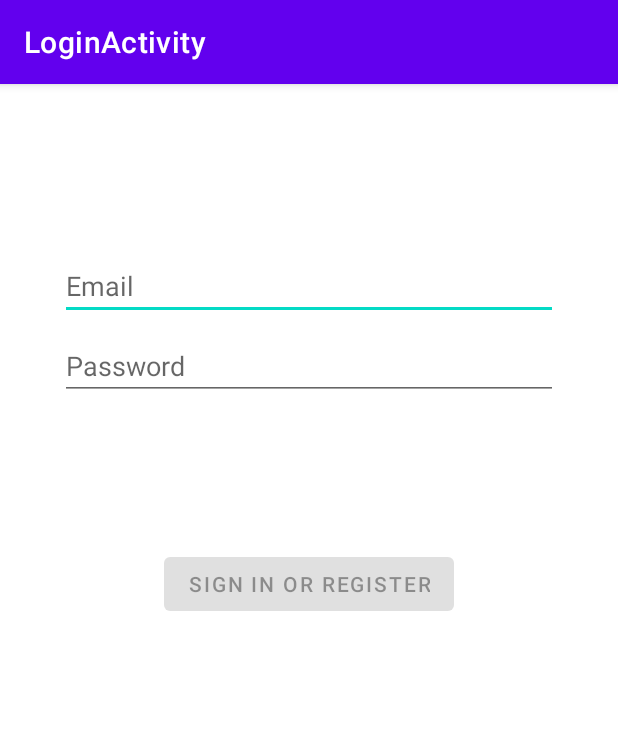
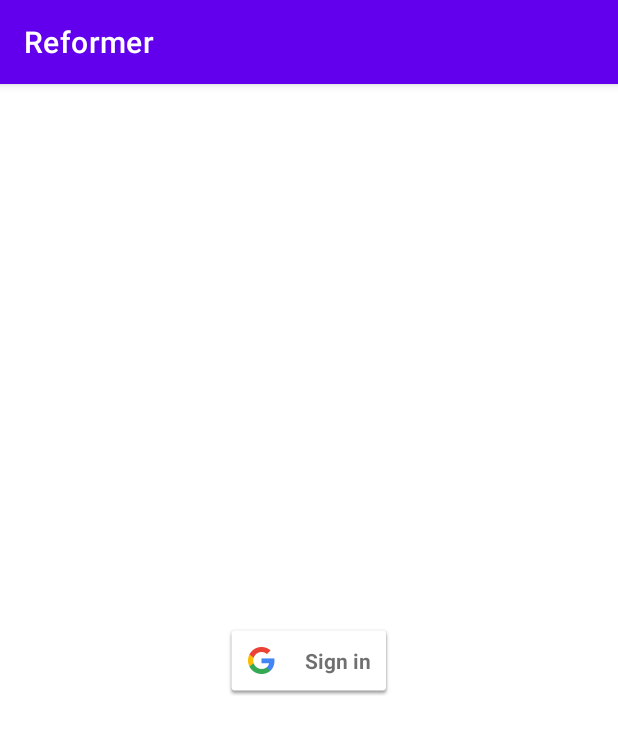
Before and after one commit to akshit-1729/Reformer, an Android app: the screen it shows after launch (LoginActivity before the commit, MainActivity after it), on a phone screen of 412 x 824 dp. Shown: the top 734 px of the screen. Run offline under Robolectric (Android 15) with nearby library versions, the phone set to English and light mode, and no system bars.

Commit message:
Added Things

```diff
--- a/app/build.gradle
+++ b/app/build.gradle
@@ -43,6 +43,7 @@ dependencies {
     implementation 'com.google.firebase:firebase-auth'
     implementation 'com.google.android.gms:play-services-auth:19.0.0'
     testImplementation 'junit:junit:4.+'
+
     androidTestImplementation 'androidx.test.ext:junit:1.1.2'
     androidTestImplementation 'androidx.test.espresso:espresso-core:3.3.0'
 }
--- a/app/src/main/AndroidManifest.xml
+++ b/app/src/main/AndroidManifest.xml
@@ -9,9 +9,7 @@
         android:roundIcon="@mipmap/ic_launcher_round"
         android:supportsRtl="true"
         android:theme="@style/Theme.Reformer">
-        <activity
-            android:name=".ui.login.LoginActivity"
-            android:label="@string/title_activity_login">
+        <activity android:name=".MainActivity">
             <intent-filter>
                 <action android:name="android.intent.action.MAIN" />
 
--- /dev/null
+++ b/app/src/main/java/com/example/reformer/MainActivity.java
@@ -0,0 +1,99 @@
+package com.example.reformer;
+
+import androidx.appcompat.app.AppCompatActivity;
+
+import android.content.Intent;
+import android.os.Bundle;
+import android.util.Log;
+import android.view.View;
+
+import com.google.android.gms.auth.api.identity.SignInClient;
+import com.google.android.gms.auth.api.signin.GoogleSignIn;
+import com.google.android.gms.auth.api.signin.GoogleSignInAccount;
+import com.google.android.gms.auth.api.signin.GoogleSignInClient;
+import com.google.android.gms.auth.api.signin.GoogleSignInOptions;
+import com.google.android.gms.common.SignInButton;
+import com.google.android.gms.common.api.ApiException;
+import com.google.android.gms.tasks.Task;
+
+public class MainActivity extends AppCompatActivity {
+
+    private static final int RC_SIGN_IN = 0;
+    private static final String TAG = "akshit";
+    private Object View;
+    GoogleSignInClient mGoogleSignInClient;
+
+    @Override
+    protected void onCreate(Bundle savedInstanceState) {
+        super.onCreate(savedInstanceState);
+        setContentView(R.layout.activity_main);
+
+        // Configure sign-in to request the user's ID, email address, and basic
+        // profile. ID and basic profile are included in DEFAULT_SIGN_IN.
+        GoogleSignInOptions gso = new GoogleSignInOptions.Builder(GoogleSignInOptions.DEFAULT_SIGN_IN)
+                .requestEmail()
+                .build();
+        mGoogleSignInClient = GoogleSignIn.getClient(this, gso);
+
+// Check for existing Google Sign In account, if the user is already signed in
+// the GoogleSignInAccount will be non-null.
+        GoogleSignInAccount account = GoogleSignIn.getLastSignedInAccount(this);
+//        updateUI(account);
+
+        // Set the dimensions of the sign-in button.
+        SignInButton signInButton = findViewById(R.id.sign_in_button);
+        signInButton.setSize(SignInButton.SIZE_STANDARD);
+
+//        findViewById(R.id.sign_in_button).setOnClickListener(() this);
+//        findViewById(R.id.sign_in_button).setOnClickListener(this);
+
+        signInButton.setOnClickListener( new View.OnClickListener() {
+            @Override
+            public void onClick(android.view.View v) {
+                switch (v.getId()) {
+                    case R.id.sign_in_button:
+                        signIn();
+                        break;
+                    // ...
+                }
+            }
+        });
+    }
+
+
+
+    private void signIn() {
+//        GoogleSignInClient mGoogleSignInClient = null;
+//        GoogleSignInClient mGoogleSignInClient;
+        Intent signInIntent = mGoogleSignInClient.getSignInIntent();
+        startActivityForResult(signInIntent, RC_SIGN_IN);
+    }
+
+    @Override
+    public void onActivityResult(int requestCode, int resultCode, Intent data) {
+        super.onActivityResult(requestCode, resultCode, data);
+
+        // Result returned from launching the Intent from GoogleSignInClient.getSignInIntent(...);
+        if (requestCode == RC_SIGN_IN) {
+            // The Task returned from this call is always completed, no need to attach
+            // a listener.
+            Task<GoogleSignInAccount> task = GoogleSignIn.getSignedInAccountFromIntent(data);
+            handleSignInResult(task);
+        }
+    }
+
+    private void handleSignInResult(Task<GoogleSignInAccount> completedTask) {
+        try {
+            GoogleSignInAccount account = completedTask.getResult(ApiException.class);
+
+            // Signed in successfully, show authenticated UI.
+//            updateUI(account);
+        } catch (ApiException e) {
+            // The ApiException status code indicates the detailed failure reason.
+            // Please refer to the GoogleSignInStatusCodes class reference for more information.
+            Log.w(TAG, "signInResult:failed code=" + e.getStatusCode());
+//            updateUI(null);
+        }
+    }
+
+}
--- a/app/src/main/java/com/example/reformer/data/LoginRepository.java
+++ /dev/null
@@ -1,54 +0,0 @@
-package com.example.reformer.data;
-
-import com.example.reformer.data.model.LoggedInUser;
-
-/**
- * Class that requests authentication and user information from the remote data source and
- * maintains an in-memory cache of login status and user credentials information.
- */
-public class LoginRepository {
-
-    private static volatile LoginRepository instance;
-
-    private LoginDataSource dataSource;
-
-    // If user credentials will be cached in local storage, it is recommended it be encrypted
-    // @see https://developer.android.com/training/articles/keystore
-    private LoggedInUser user = null;
-
-    // private constructor : singleton access
-    private LoginRepository(LoginDataSource dataSource) {
-        this.dataSource = dataSource;
-    }
-
-    public static LoginRepository getInstance(LoginDataSource dataSource) {
-        if (instance == null) {
-            instance = new LoginRepository(dataSource);
-        }
-        return instance;
-    }
-
-    public boolean isLoggedIn() {
-        return user != null;
-    }
-
-    public void logout() {
-        user = null;
-        dataSource.logout();
-    }
-
-    private void setLoggedInUser(LoggedInUser user) {
-        this.user = user;
-        // If user credentials will be cached in local storage, it is recommended it be encrypted
-        // @see https://developer.android.com/training/articles/keystore
-    }
-
-    public Result<LoggedInUser> login(String username, String password) {
-        // handle login
-        Result<LoggedInUser> result = dataSource.login(username, password);
-        if (result instanceof Result.Success) {
-            setLoggedInUser(((Result.Success<LoggedInUser>) result).getData());
-        }
-        return result;
-    }
-}
--- a/app/src/main/java/com/example/reformer/ui/login/LoginActivity.java
+++ /dev/null
@@ -1,132 +0,0 @@
-package com.example.reformer.ui.login;
-
-import android.app.Activity;
-
-import androidx.lifecycle.Observer;
-import androidx.lifecycle.ViewModelProvider;
-
-import android.os.Bundle;
-
-import androidx.annotation.Nullable;
-import androidx.annotation.StringRes;
-import androidx.appcompat.app.AppCompatActivity;
-
-import android.text.Editable;
-import android.text.TextWatcher;
-import android.view.KeyEvent;
-import android.view.View;
-import android.view.inputmethod.EditorInfo;
-import android.widget.Button;
-import android.widget.EditText;
-import android.widget.ProgressBar;
-import android.widget.TextView;
-import android.widget.Toast;
-
-import com.example.reformer.R;
-import com.example.reformer.ui.login.LoginViewModel;
-import com.example.reformer.ui.login.LoginViewModelFactory;
-
-public class LoginActivity extends AppCompatActivity {
-
-    private LoginViewModel loginViewModel;
-
-    @Override
-    public void onCreate(Bundle savedInstanceState) {
-        //hello
-        super.onCreate(savedInstanceState);
-        setContentView(R.layout.activity_login);
-        loginViewModel = new ViewModelProvider(this, new LoginViewModelFactory())
-                .get(LoginViewModel.class);
-
-        final EditText usernameEditText = findViewById(R.id.username);
-        final EditText passwordEditText = findViewById(R.id.password);
-        final Button loginButton = findViewById(R.id.login);
-        final ProgressBar loadingProgressBar = findViewById(R.id.loading);
-
-        loginViewModel.getLoginFormState().observe(this, new Observer<LoginFormState>() {
-            @Override
-            public void onChanged(@Nullable LoginFormState loginFormState) {
-                if (loginFormState == null) {
-                    return;
-                }
-                loginButton.setEnabled(loginFormState.isDataValid());
-                if (loginFormState.getUsernameError() != null) {
-                    usernameEditText.setError(getString(loginFormState.getUsernameError()));
-                }
-                if (loginFormState.getPasswordError() != null) {
-                    passwordEditText.setError(getString(loginFormState.getPasswordError()));
-                }
-            }
-        });
-
-        loginViewModel.getLoginResult().observe(this, new Observer<LoginResult>() {
-            @Override
-            public void onChanged(@Nullable LoginResult loginResult) {
-                if (loginResult == null) {
-                    return;
-                }
-                loadingProgressBar.setVisibility(View.GONE);
-                if (loginResult.getError() != null) {
-                    showLoginFailed(loginResult.getError());
-                }
-                if (loginResult.getSuccess() != null) {
-                    updateUiWithUser(loginResult.getSuccess());
-                }
-                setResult(Activity.RESULT_OK);
-
-                //Complete and destroy login activity once successful
-                finish();
-            }
-        });
-
-        TextWatcher afterTextChangedListener = new TextWatcher() {
-            @Override
-            public void beforeTextChanged(CharSequence s, int start, int count, int after) {
-                // ignore
-            }
-
-            @Override
-            public void onTextChanged(CharSequence s, int start, int before, int count) {
-                // ignore
-            }
-
-            @Override
-            public void afterTextChanged(Editable s) {
-                loginViewModel.loginDataChanged(usernameEditText.getText().toString(),
-                        passwordEditText.getText().toString());
-            }
-        };
-        usernameEditText.addTextChangedListener(afterTextChangedListener);
-        passwordEditText.addTextChangedListener(afterTextChangedListener);
-        passwordEditText.setOnEditorActionListener(new TextView.OnEditorActionListener() {
-
-            @Override
-            public boolean onEditorAction(TextView v, int actionId, KeyEvent event) {
-                if (actionId == EditorInfo.IME_ACTION_DONE) {
-                    loginViewModel.login(usernameEditText.getText().toString(),
-                            passwordEditText.getText().toString());
-                }
-                return false;
-            }
-        });
-
-        loginButton.setOnClickListener(new View.OnClickListener() {
-            @Override
-            public void onClick(View v) {
-                loadingProgressBar.setVisibility(View.VISIBLE);
-                loginViewModel.login(usernameEditText.getText().toString(),
-                        passwordEditText.getText().toString());
-            }
-        });
-    }
-
-    private void updateUiWithUser(LoggedInUserView model) {
-        String welcome = getString(R.string.welcome) + model.getDisplayName();
-        // TODO : initiate successful logged in experience
-        Toast.makeText(getApplicationContext(), welcome, Toast.LENGTH_LONG).show();
-    }
-
-    private void showLoginFailed(@StringRes Integer errorString) {
-        Toast.makeText(getApplicationContext(), errorString, Toast.LENGTH_SHORT).show();
-    }
-}
--- a/app/src/main/java/com/example/reformer/ui/login/LoginViewModel.java
+++ /dev/null
@@ -1,70 +0,0 @@
-package com.example.reformer.ui.login;
-
-import androidx.lifecycle.LiveData;
-import androidx.lifecycle.MutableLiveData;
-import androidx.lifecycle.ViewModel;
-
-import android.util.Patterns;
-
-import com.example.reformer.data.LoginRepository;
-import com.example.reformer.data.Result;
-import com.example.reformer.data.model.LoggedInUser;
-import com.example.reformer.R;
-
-public class LoginViewModel extends ViewModel {
-
-    private MutableLiveData<LoginFormState> loginFormState = new MutableLiveData<>();
-    private MutableLiveData<LoginResult> loginResult = new MutableLiveData<>();
-    private LoginRepository loginRepository;
-
-    LoginViewModel(LoginRepository loginRepository) {
-        this.loginRepository = loginRepository;
-    }
-
-    LiveData<LoginFormState> getLoginFormState() {
-        return loginFormState;
-    }
-
-    LiveData<LoginResult> getLoginResult() {
-        return loginResult;
-    }
-
-    public void login(String username, String password) {
-        // can be launched in a separate asynchronous job
-        Result<LoggedInUser> result = loginRepository.login(username, password);
-
-        if (result instanceof Result.Success) {
-            LoggedInUser data = ((Result.Success<LoggedInUser>) result).getData();
-            loginResult.setValue(new LoginResult(new LoggedInUserView(data.getDisplayName())));
-        } else {
-            loginResult.setValue(new LoginResult(R.string.login_failed));
-        }
-    }
-
-    public void loginDataChanged(String username, String password) {
-        if (!isUserNameValid(username)) {
-            loginFormState.setValue(new LoginFormState(R.string.invalid_username, null));
-        } else if (!isPasswordValid(password)) {
-            loginFormState.setValue(new LoginFormState(null, R.string.invalid_password));
-        } else {
-            loginFormState.setValue(new LoginFormState(true));
-        }
-    }
-
-    // A placeholder username validation check
-    private boolean isUserNameValid(String username) {
-        if (username == null) {
-            return false;
-        }
-        if (username.contains("@")) {
-            return Patterns.EMAIL_ADDRESS.matcher(username).matches();
-        } else {
-            return !username.trim().isEmpty();
-        }
-    }
-
-    // A placeholder password validation check
-    private boolean isPasswordValid(String password) {
-        return password != null && password.trim().length() > 5;
-    }
-}
--- a/app/src/main/java/com/example/reformer/ui/login/LoginViewModelFactory.java
+++ /dev/null
@@ -1,26 +0,0 @@
-package com.example.reformer.ui.login;
-
-import androidx.lifecycle.ViewModel;
-import androidx.lifecycle.ViewModelProvider;
-import androidx.annotation.NonNull;
-
-import com.example.reformer.data.LoginDataSource;
-import com.example.reformer.data.LoginRepository;
-
-/**
- * ViewModel provider factory to instantiate LoginViewModel.
- * Required given LoginViewModel has a non-empty constructor
- */
-public class LoginViewModelFactory implements ViewModelProvider.Factory {
-
-    @NonNull
-    @Override
-    @SuppressWarnings("unchecked")
-    public <T extends ViewModel> T create(@NonNull Class<T> modelClass) {
-        if (modelClass.isAssignableFrom(LoginViewModel.class)) {
-            return (T) new LoginViewModel(LoginRepository.getInstance(new LoginDataSource()));
-        } else {
-            throw new IllegalArgumentException("Unknown ViewModel class");
-        }
-    }
-}
--- a/app/src/main/res/layout/activity_login.xml
+++ /dev/null
@@ -1,76 +0,0 @@
-<?xml version="1.0" encoding="utf-8"?>
-<androidx.constraintlayout.widget.ConstraintLayout xmlns:android="http://schemas.android.com/apk/res/android"
-    xmlns:app="http://schemas.android.com/apk/res-auto"
-    xmlns:tools="http://schemas.android.com/tools"
-    android:id="@+id/container"
-    android:layout_width="match_parent"
-    android:layout_height="match_parent"
-    android:paddingLeft="@dimen/activity_horizontal_margin"
-    android:paddingTop="@dimen/activity_vertical_margin"
-    android:paddingRight="@dimen/activity_horizontal_margin"
-    android:paddingBottom="@dimen/activity_vertical_margin"
-    tools:context=".ui.login.LoginActivity">
-
-    <EditText
-        android:id="@+id/username"
-        android:layout_width="0dp"
-        android:layout_height="wrap_content"
-        android:layout_marginStart="24dp"
-        android:layout_marginTop="96dp"
-        android:layout_marginEnd="24dp"
-        android:hint="@string/prompt_email"
-        android:inputType="textEmailAddress"
-        android:selectAllOnFocus="true"
-        app:layout_constraintEnd_toEndOf="parent"
-        app:layout_constraintStart_toStartOf="parent"
-        app:layout_constraintTop_toTopOf="parent" />
-
-    <EditText
-        android:id="@+id/password"
-        android:layout_width="0dp"
-        android:layout_height="wrap_content"
-        android:layout_marginStart="24dp"
-        android:layout_marginTop="8dp"
-        android:layout_marginEnd="24dp"
-        android:hint="@string/prompt_password"
-        android:imeActionLabel="@string/action_sign_in_short"
-        android:imeOptions="actionDone"
-        android:inputType="textPassword"
-        android:selectAllOnFocus="true"
-        app:layout_constraintEnd_toEndOf="parent"
-        app:layout_constraintStart_toStartOf="parent"
-        app:layout_constraintTop_toBottomOf="@+id/username" />
-
-    <Button
-        android:id="@+id/login"
-        android:layout_width="wrap_content"
-        android:layout_height="wrap_content"
-        android:layout_gravity="start"
-        android:layout_marginStart="48dp"
-        android:layout_marginTop="16dp"
-        android:layout_marginEnd="48dp"
-        android:layout_marginBottom="64dp"
-        android:enabled="false"
-        android:text="@string/action_sign_in"
-        app:layout_constraintBottom_toBottomOf="parent"
-        app:layout_constraintEnd_toEndOf="parent"
-        app:layout_constraintStart_toStartOf="parent"
-        app:layout_constraintTop_toBottomOf="@+id/password"
-        app:layout_constraintVertical_bias="0.2" />
-
-    <ProgressBar
-        android:id="@+id/loading"
-        android:layout_width="wrap_content"
-        android:layout_height="wrap_content"
-        android:layout_gravity="center"
-        android:layout_marginStart="32dp"
-        android:layout_marginTop="64dp"
-        android:layout_marginEnd="32dp"
-        android:layout_marginBottom="64dp"
-        android:visibility="gone"
-        app:layout_constraintBottom_toBottomOf="parent"
-        app:layout_constraintEnd_toEndOf="@+id/password"
-        app:layout_constraintStart_toStartOf="@+id/password"
-        app:layout_constraintTop_toTopOf="parent"
-        app:layout_constraintVertical_bias="0.3" />
-</androidx.constraintlayout.widget.ConstraintLayout>
--- /dev/null
+++ b/app/src/main/res/layout/activity_main.xml
@@ -0,0 +1,18 @@
+<?xml version="1.0" encoding="utf-8"?>
+<androidx.constraintlayout.widget.ConstraintLayout xmlns:android="http://schemas.android.com/apk/res/android"
+    xmlns:app="http://schemas.android.com/apk/res-auto"
+    xmlns:tools="http://schemas.android.com/tools"
+    android:layout_width="match_parent"
+    android:layout_height="match_parent"
+    tools:context=".MainActivity">
+
+    <com.google.android.gms.common.SignInButton
+        android:id="@+id/sign_in_button"
+        android:layout_width="wrap_content"
+        android:layout_height="wrap_content"
+        app:layout_constraintBottom_toBottomOf="parent"
+        app:layout_constraintEnd_toEndOf="parent"
+        app:layout_constraintStart_toStartOf="parent"
+        app:layout_constraintTop_toTopOf="parent" />
+
+</androidx.constraintlayout.widget.ConstraintLayout>
--- a/app/src/main/res/values/dimens.xml
+++ b/app/src/main/res/values/dimens.xml
@@ -1,5 +1,3 @@
 <resources>
     <!-- Default screen margins, per the Android Design guidelines. -->
-    <dimen name="activity_horizontal_margin">16dp</dimen>
-    <dimen name="activity_vertical_margin">16dp</dimen>
 </resources>
--- a/app/src/main/res/values/strings.xml
+++ b/app/src/main/res/values/strings.xml
@@ -1,12 +1,4 @@
 <resources>
     <string name="app_name">Reformer</string>
     <string name="title_activity_login">LoginActivity</string>
-    <string name="prompt_email">Email</string>
-    <string name="prompt_password">Password</string>
-    <string name="action_sign_in">Sign in or register</string>
-    <string name="action_sign_in_short">Sign in</string>
-    <string name="welcome">"Welcome !"</string>
-    <string name="invalid_username">Not a valid username</string>
-    <string name="invalid_password">Password must be >5 characters</string>
-    <string name="login_failed">"Login failed"</string>
 </resources>
```
Also changed, not shown: app/src/main/java/com/example/reformer/data/LoginDataSource.java (deleted, +0 -29 lines), app/src/main/java/com/example/reformer/data/Result.java (deleted, +0 -48 lines), app/src/main/java/com/example/reformer/data/model/LoggedInUser.java (deleted, +0 -23 lines), app/src/main/java/com/example/reformer/ui/login/LoggedInUserView.java (deleted, +0 -17 lines), app/src/main/java/com/example/reformer/ui/login/LoginFormState.java (deleted, +0 -40 lines), app/src/main/java/com/example/reformer/ui/login/LoginResult.java (deleted, +0 -31 lines), gradle/wrapper/gradle-wrapper.properties, 1 other file.
